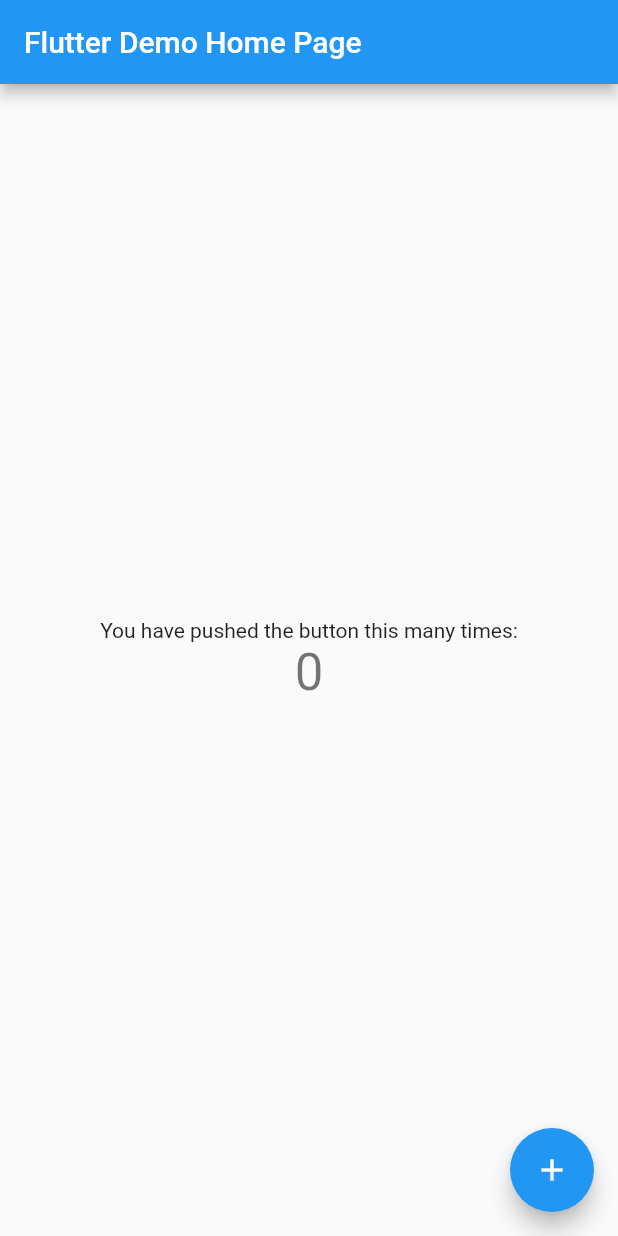
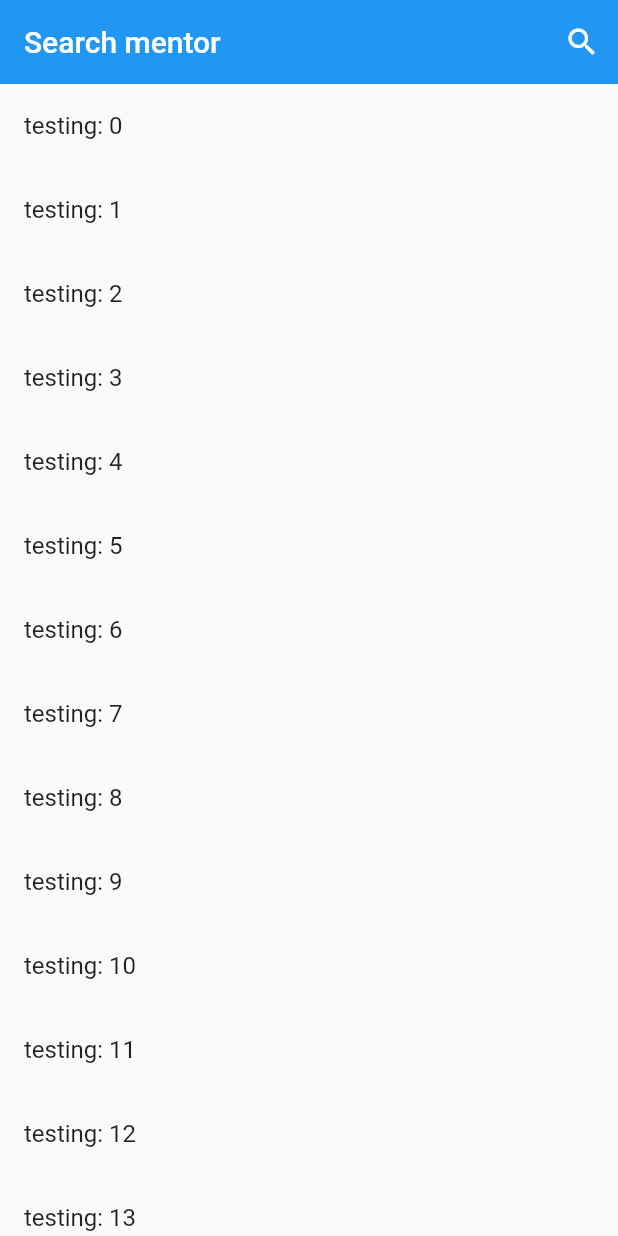
Before and after one commit to Yiannimoustakas/mentoroverflow, a Flutter app: the screen it shows after launch, on a phone screen of 412 x 824 dp. Run offline on Flutter 3.47's test engine with Material 2 defaults, Android fonts, the phone set to English and light mode, and no system bars.

Commit message:
search page commit

```diff
--- a/lib/main.dart
+++ b/lib/main.dart
@@ -1,4 +1,8 @@
 import 'package:flutter/material.dart';
+
+import './search.dart';
+
+
 
 void main() => runApp(MyApp());
 
@@ -20,7 +24,7 @@ class MyApp extends StatelessWidget {
         // is not restarted.
         primarySwatch: Colors.blue,
       ),
-      home: MyHomePage(title: 'Flutter Demo Home Page'),
+      home: MOSearch(),
     );
   }
 }
--- /dev/null
+++ b/lib/search.dart
@@ -0,0 +1,154 @@
+
+import 'dart:async';
+
+import 'package:flutter/material.dart';
+
+class MOSearch extends StatefulWidget {
+
+  @override
+  _MOSearchState createState() => _MOSearchState();
+}
+
+
+class CustomSearchDelegate extends SearchDelegate {
+  final List<String>  _suggList = List<String>.generate(200, (int i) => i.toString());
+  final List<int> _data = List<int>.generate(200, (int i) => i);
+  final List<int> _history = <int>[123,123123,38348];
+
+  final StreamController ctrl = StreamController();
+
+  @override
+  ThemeData appBarTheme(BuildContext ctx){
+    assert(ctx != null);
+
+    final ThemeData theme = Theme.of(ctx);
+    assert(theme != null);
+
+    return theme;
+  }
+
+  @override
+  List<Widget> buildActions(BuildContext context) {
+    // TODO: implement buildActions
+    return [
+      IconButton(
+        icon: Icon(Icons.clear),
+        onPressed: () {
+          query = '';
+        },
+      ),
+    ];
+  }
+
+  @override
+  Widget buildLeading(BuildContext context) {
+    // TODO: implement buildLeading
+    return IconButton(
+      icon: AnimatedIcon(
+        icon: AnimatedIcons.menu_arrow,
+        progress: transitionAnimation,
+        ),
+      onPressed: () {
+        close(context, null);
+      },
+    );
+  }
+
+  @override
+  Widget buildResults(BuildContext context) {
+    return Text('Showing result page');
+  }
+
+  @override
+  Widget buildSuggestions(BuildContext context) {
+    // TODO: implement buildSuggestions
+
+    if (query.length <= 3){
+      return ListTile(
+        title: Text('enter more than 3 letters')
+      );
+    }
+
+    return _ProfileSuggestion(
+      suggestions: _suggList,
+      query: '',
+      onSelected: (String sugg) {
+        debugPrint('here i am $sugg');
+        showResults(context);
+      }
+    );
+  }
+
+}
+
+class _ProfileSuggestion extends StatelessWidget {
+  const _ProfileSuggestion({this.suggestions, this.query, this.onSelected});
+
+  final List<String> suggestions;
+  final String query;
+  final ValueChanged<String> onSelected;
+
+  @override
+  Widget build(BuildContext context) {
+
+    return ListView.builder(
+      itemCount: 10,
+      itemBuilder: (ctx, i) {
+        final String sglSugg = suggestions[i];
+        return ListTile(
+          title: Text('Profile Box $sglSugg'),
+          onTap: () {
+            onSelected(sglSugg);
+          }
+        );
+      },
+
+    );
+
+  }
+}
+
+class _MOSearchState extends State<MOSearch> {
+
+  Widget SearchAppBar(BuildContext ctx) {
+    return SliverAppBar(
+      pinned: true,
+      title: Text('Search mentor'),
+      actions: <Widget>[
+        IconButton(
+          icon: Icon(Icons.search),
+          onPressed: () {
+            return showSearch(
+              context: ctx,
+              delegate: CustomSearchDelegate()
+            );
+          },
+        )
+
+      ],
+    );
+  }
+
+  @override
+  Widget build(BuildContext context) {
+    return Container(
+       child: Scaffold(
+        body: NestedScrollView(
+          headerSliverBuilder: (ctx , innerBox) {
+            return <Widget>[
+              this.SearchAppBar(ctx),
+            ];
+          },
+          body: ListView.builder(
+            itemCount: 20,
+            itemBuilder: (ctx, idx) {
+              return ListTile(
+                title: Text('testing: $idx')
+              );
+            },
+          )
+        )
+       ),
+    );
+  }
+}
```
